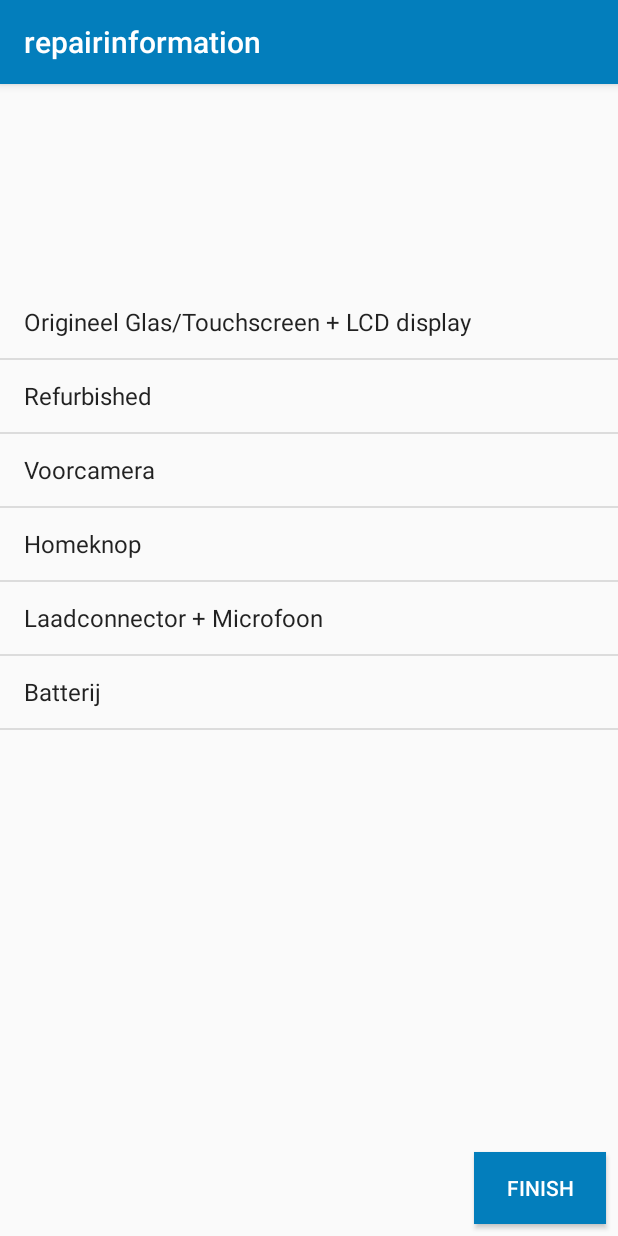
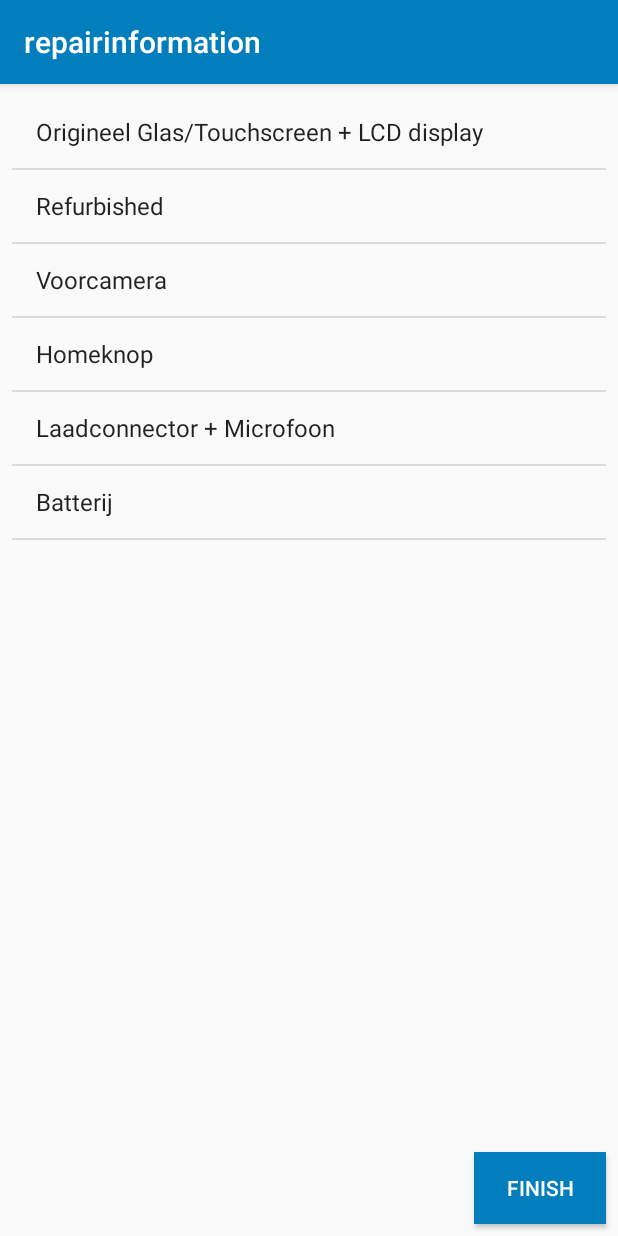
Before and after one commit to timted3/YouMobileRepairdesk, an Android app: the repairinformation screen opened directly, with no data from a screen before it, on a phone screen of 412 x 824 dp. Run offline under Robolectric (Android 15) with nearby library versions, the phone set to English and light mode, and no system bars; our stand-ins replace Firebase (no records; nobody signed in at launch, a user with empty details on screens opened directly).

Commit message:
Layout
Layout and stay checked

```diff
--- a/app/src/main/res/layout/content_repairinformation.xml
+++ b/app/src/main/res/layout/content_repairinformation.xml
@@ -10,9 +10,14 @@
 
     <ListView
         android:id="@+id/listRepairs"
-        android:layout_width="wrap_content"
-        android:layout_height="435dp"
+        android:layout_width="0dp"
+        android:layout_height="0dp"
         android:layout_marginBottom="8dp"
+        android:layout_marginEnd="8dp"
+        android:layout_marginLeft="8dp"
+        android:layout_marginRight="8dp"
+        android:layout_marginStart="8dp"
+        android:layout_marginTop="8dp"
         android:listSelector="@color/youmobileorange"
         app:layout_constraintBottom_toTopOf="@+id/btnNext"
         app:layout_constraintEnd_toEndOf="parent"
```
